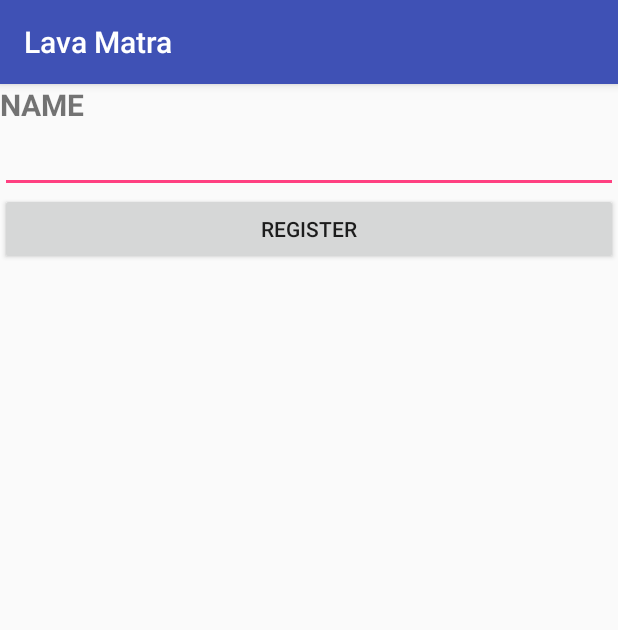
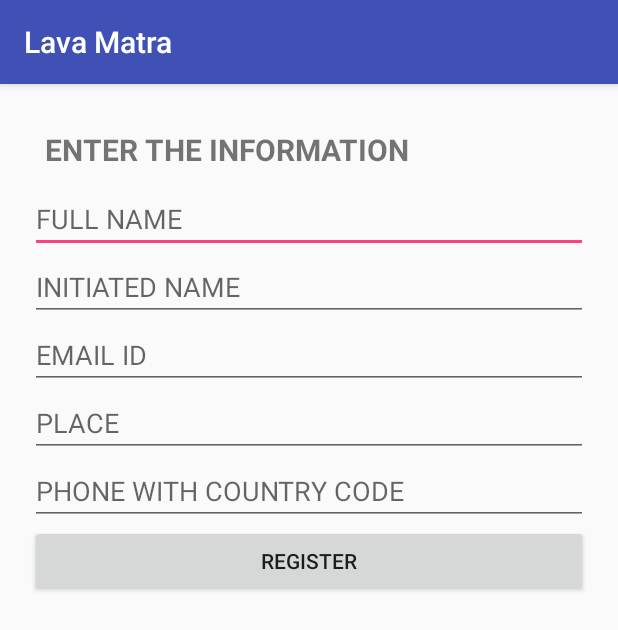
Before and after one commit to ankush819/LavaMatra, an Android app: the screen it shows after launch (RegisterUser), on a phone screen of 412 x 824 dp. Shown: the top 630 px of the screen. Run offline under Robolectric (Android 15) with nearby library versions, the phone set to English and light mode, and no system bars.

Commit message:
Register user in firebase and update shared preferences

```diff
--- a/app/build.gradle
+++ b/app/build.gradle
@@ -36,4 +36,10 @@ dependencies {
     compile files('libs/picasso-2.4.0.jar')
     compile 'com.android.support.constraint:constraint-layout:1.0.2'
     testCompile 'junit:junit:4.12'
+
+    //Firebase Realtime DB
+    compile 'com.google.firebase:firebase-database:10.2.6'
 }
+
+//Firebase
+apply plugin: 'com.google.gms.google-services'
--- a/app/src/main/AndroidManifest.xml
+++ b/app/src/main/AndroidManifest.xml
@@ -3,6 +3,8 @@
     package="org.iskcon.icc.lavamatra">
 
     <uses-permission android:name="android.permission.INTERNET"/>
+    <uses-permission android:name="android.permission.ACCESS_NETWORK_STATE" />
+    <uses-permission android:name="android.permission.GET_ACCOUNTS" />
 
     <application
         android:allowBackup="true"
--- a/app/src/main/java/org/iskcon/icc/lavamatra/RegisterUser.java
+++ b/app/src/main/java/org/iskcon/icc/lavamatra/RegisterUser.java
@@ -3,6 +3,7 @@ package org.iskcon.icc.lavamatra;
 import android.content.Intent;
 import android.content.SharedPreferences;
 import android.os.Bundle;
+import android.preference.PreferenceManager;
 import android.support.annotation.Nullable;
 import android.support.v7.app.AppCompatActivity;
 import android.text.TextUtils;
@@ -10,6 +11,8 @@ import android.view.View;
 import android.widget.Button;
 import android.widget.EditText;
 
+import org.iskcon.icc.lavamatra.service.FirebaseDatabaseUpdate;
+import org.iskcon.icc.lavamatra.util.Constants;
 import org.iskcon.icc.lavamatra.util.LogHelper;
 
 /**
@@ -20,9 +23,12 @@ public class RegisterUser extends AppCompatActivity {
 
     private static final String TAG = RegisterUser.class.getSimpleName();
     private SharedPreferences sharedPreferences;
-    private EditText userName;
+    private boolean completed;
+    private EditText inputFullName, inputInitiatedName, inputEmail, inputPhone, inputPlace;
+    private String fullName, initiatedName, email, phone, place;
     private Button registerButton;
     private Intent intent;
+    private String registrationSharedPrefName = Constants.REGISTRATION_SHARED_PREF_NAME;
 
     @Override
     protected void onCreate(@Nullable Bundle savedInstanceState) {
@@ -31,27 +37,58 @@ public class RegisterUser extends AppCompatActivity {
 
         setContentView(R.layout.activity_register_user);
 
-        userName = (EditText) findViewById(R.id.fullName);
+        inputFullName = (EditText) findViewById(R.id.editFullName);
+        inputInitiatedName = (EditText) findViewById(R.id.editInitiatedName);
+        inputEmail = (EditText) findViewById(R.id.editEmail);
+        inputPhone = (EditText) findViewById(R.id.editPhone);
+        inputPlace = (EditText) findViewById(R.id.editPlace);
+
         registerButton = (Button) findViewById(R.id.registerButton);
+
+        sharedPreferences = PreferenceManager.getDefaultSharedPreferences(RegisterUser.this);
+        completed = sharedPreferences.getBoolean(registrationSharedPrefName, false); //TODO : Put completed preference name in config file
 
         registerButton.setOnClickListener(new View.OnClickListener() {
             @Override
             public void onClick(View v) {
-                String fullName = userName.getText().toString();
-                //TODO : Do all sanity checks of the form data here
-                //Dummy for now
-                if (TextUtils.isEmpty(fullName)) {
-                    fullName = "DUMMY_USER";
+                fullName = inputFullName.getText().toString();
+                initiatedName = inputInitiatedName.getText().toString();
+                email = inputEmail.getText().toString();
+                phone = inputPhone.getText().toString();
+                place = inputPlace.getText().toString();
+
+                sanitizeInput();
+
+                if (!completed) {
+                    LogHelper.log(TAG, "debug", "USer has not registered. Updating firebase DB with user info.");
+                    FirebaseDatabaseUpdate fbUpdate = new FirebaseDatabaseUpdate();
+                    fbUpdate.writeNewUser(fullName, initiatedName, email, place, phone); //TODO : Update only if shared preferences is not set
+                    updateSharedPreferences();
                 }
-                LogHelper.log(TAG, "debug", "The user name is " + fullName);
-
-                //TODO : Send data to google drive
-                //TODO : Update sharedPreferences boolean completed
-
                 intent = new Intent(RegisterUser.this, MainActivity.class);
                 startActivity(intent);
                 finish();
             }
         });
     }
+
+    private void updateSharedPreferences() {
+        LogHelper.log(TAG, "debug", "Updating sharedPreference to mark user registration complete");
+        SharedPreferences.Editor editor = sharedPreferences.edit();
+        editor.putBoolean(registrationSharedPrefName, true);
+        editor.commit();
+    }
+
+    private void sanitizeInput() {
+        //TODO : Do all sanity checks of the form data here
+        //Dummy for now
+        if (TextUtils.isEmpty(fullName)) {
+            fullName = "DUMMY_USER";
+            email = "xyz@gmail.com";
+            initiatedName = "DASANU DAS";
+            phone = "9000000000";
+            place = "BANGALORE";
+        }
+        LogHelper.log(TAG, "debug", "The user name is " + fullName);
+    }
 }
--- a/app/src/main/java/org/iskcon/icc/lavamatra/SplashScreen.java
+++ b/app/src/main/java/org/iskcon/icc/lavamatra/SplashScreen.java
@@ -8,6 +8,7 @@ import android.preference.PreferenceManager;
 import android.support.annotation.Nullable;
 import android.support.v7.app.AppCompatActivity;
 
+import org.iskcon.icc.lavamatra.util.Constants;
 import org.iskcon.icc.lavamatra.util.LogHelper;
 
 /**
@@ -20,6 +21,7 @@ public class SplashScreen extends AppCompatActivity {
     private static final String TAG = SplashScreen.class.getSimpleName();
     private SharedPreferences sharedPreferences;
     private Intent intent;
+    private String registrationSharedPrefName = Constants.REGISTRATION_SHARED_PREF_NAME;
 
     @Override
     protected void onCreate(@Nullable Bundle savedInstanceState) {
@@ -29,7 +31,7 @@ public class SplashScreen extends AppCompatActivity {
         setContentView(R.layout.activity_splash);
 
         sharedPreferences = PreferenceManager.getDefaultSharedPreferences(this);
-        boolean registrationComplete = sharedPreferences.getBoolean("complete", false);
+        boolean registrationComplete = sharedPreferences.getBoolean(registrationSharedPrefName, false);
 
         if (registrationComplete == true) {
             intent = new Intent(SplashScreen.this, MainActivity.class);
@@ -45,6 +47,7 @@ public class SplashScreen extends AppCompatActivity {
                 //TODO : Add code to see whether the user is using the app for the first time and based on it call the registration class or the main activity
                 //TODO : Back button during splash works BUT the splash timeout is still getting executed. FIX IT.
                 //TODO : I press back from MainActivity and come back again, I get welcomed by the Splash and register screen. FIX IT.
+                //Even RISE app has the same problem as the above to do. Maybe it can be ignored for now.
                 startActivity(intent);
                 finish();
             }
--- a/app/src/main/java/org/iskcon/icc/lavamatra/util/Config.java
+++ b/app/src/main/java/org/iskcon/icc/lavamatra/util/Config.java
@@ -6,6 +6,7 @@ package org.iskcon.icc.lavamatra.util;
 
 public class Config {
 
+    //TODO : Looks like GOOGLE API KEY is not working when I restrict the scope of API key in developers console. FIX IT.
     public static final String GOOGLE_API_KEY = "";
     public static final String YOUTUBE_USERNAME = "Andies450";
 
--- a/app/src/main/java/org/iskcon/icc/lavamatra/util/Constants.java
+++ b/app/src/main/java/org/iskcon/icc/lavamatra/util/Constants.java
@@ -9,4 +9,5 @@ public class Constants {
     //TODO 1 : Put the playList Names here.
     //Each playlist belongs to a particular category.
     //In the private channel I need to create the playList in the same way.
+    public static final String REGISTRATION_SHARED_PREF_NAME = "completed";
 }
--- a/app/src/main/res/layout/activity_register_user.xml
+++ b/app/src/main/res/layout/activity_register_user.xml
@@ -8,17 +8,44 @@
         <LinearLayout
             android:orientation="vertical"
             android:layout_width="match_parent"
-            android:layout_height="wrap_content">
+            android:layout_height="wrap_content"
+            android:padding="20sp">
+
             <TextView
+                android:id="@+id/textView"
                 android:layout_width="match_parent"
                 android:layout_height="wrap_content"
+                android:layout_gravity="center_horizontal"
+                android:text="ENTER THE INFORMATION"
                 android:textSize="20sp"
                 android:textStyle="bold"
-                android:text="NAME"/>
+                android:padding="10sp"/>
+
             <EditText
-                android:id="@+id/fullName"
+                android:id="@+id/editFullName"
                 android:layout_width="match_parent"
-                android:layout_height="wrap_content" />
+                android:layout_height="wrap_content"
+                android:hint="FULL NAME"/>
+            <EditText
+                android:id="@+id/editInitiatedName"
+                android:layout_width="match_parent"
+                android:layout_height="wrap_content"
+                android:hint="INITIATED NAME"/>
+            <EditText
+                android:id="@+id/editEmail"
+                android:layout_width="match_parent"
+                android:layout_height="wrap_content"
+                android:hint="EMAIL ID"/>
+            <EditText
+                android:id="@+id/editPlace"
+                android:layout_width="match_parent"
+                android:layout_height="wrap_content"
+                android:hint="PLACE"/>
+            <EditText
+                android:id="@+id/editPhone"
+                android:layout_width="match_parent"
+                android:layout_height="wrap_content"
+                android:hint="PHONE WITH COUNTRY CODE"/>
             <Button
                 android:id="@+id/registerButton"
                 android:layout_width="match_parent"
--- a/build.gradle
+++ b/build.gradle
@@ -6,7 +6,7 @@ buildscript {
     }
     dependencies {
         classpath 'com.android.tools.build:gradle:2.3.1'
-
+        classpath 'com.google.gms:google-services:3.1.0'
         // NOTE: Do not place your application dependencies here; they belong
         // in the individual module build.gradle files
     }
```
Also changed, not shown: app/src/main/java/org/iskcon/icc/lavamatra/Model/User.java (added, +26 -0 lines), app/src/main/java/org/iskcon/icc/lavamatra/service/FirebaseDatabaseUpdate.java (added, +54 -0 lines).
